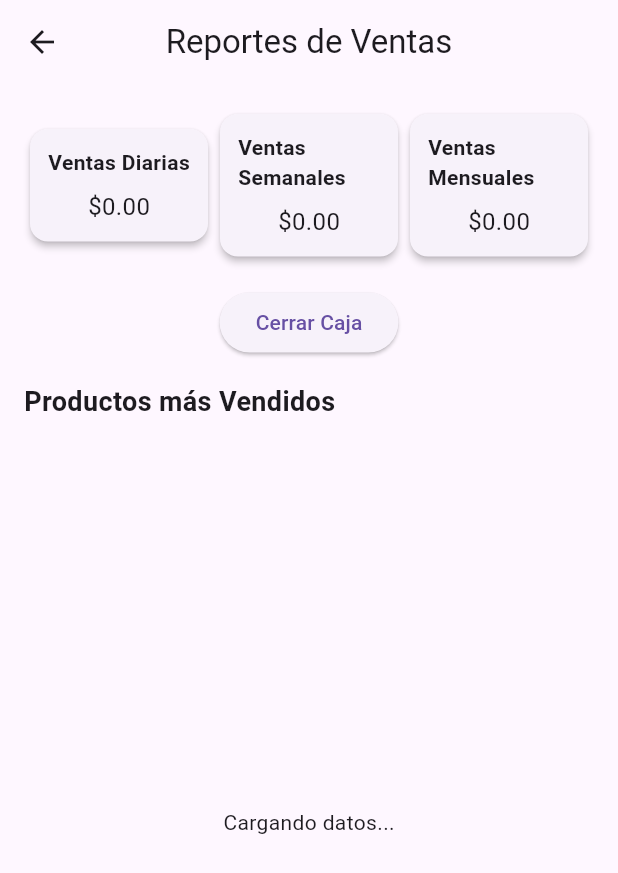
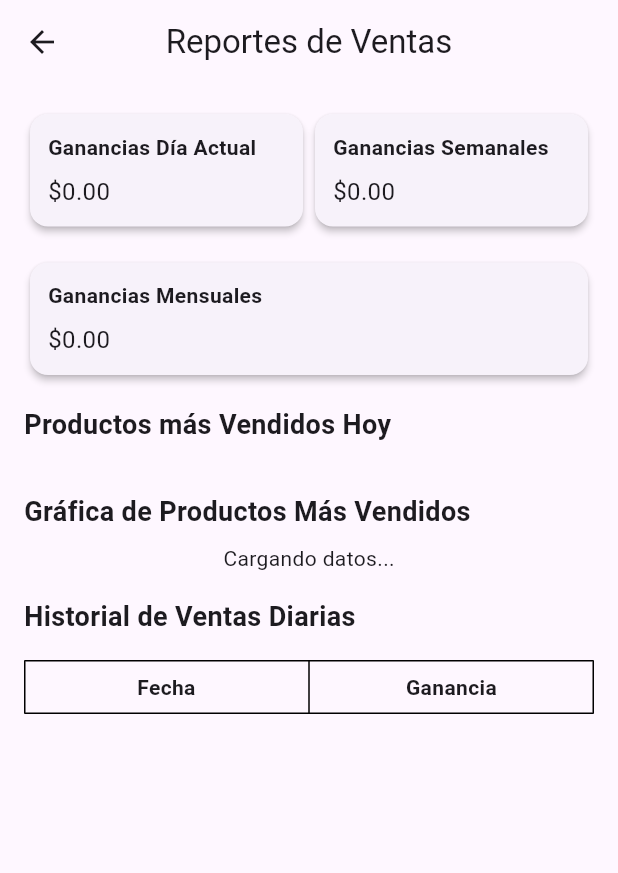
Before and after one commit to JorgeGarciaHernande/Poller-a, a Flutter app: the screen it shows after launch, after a tap on "Reportes", on a phone screen of 412 x 824 dp. Shown: the top 873 px of the screen. Run offline on Flutter 3.47's test engine with Material 3 defaults, Android fonts, the phone set to English and light mode, and no system bars; our stand-ins replace cloud_firestore, firebase_core, fl_chart, qr_flutter, shared_preferences; accounts and stored records are empty.

Commit message:
REPORTES MEJORADO PERO NO TERMINADO solo falta la tabla que registre las ventas diarias

```diff
--- a/lib/Controladores/Reportes.dart
+++ b/lib/Controladores/Reportes.dart
@@ -2,114 +2,184 @@ import 'package:cloud_firestore/cloud_firestore.dart';
 
 class ReporteController {
   final CollectionReference ventas = FirebaseFirestore.instance.collection('ventas');
+  final CollectionReference ventasDiarias = FirebaseFirestore.instance.collection('ventas_diarias');
 
-  /// Obtener total de ventas diarias
-  Future<double> obtenerTotalVentasDiarias() async {
+  /// Verificar o crear la colección `ventas_diarias` si no existe
+  Future<void> verificarOCrearVentasDiarias() async {
     try {
+      QuerySnapshot snapshot = await ventasDiarias.get();
+      if (snapshot.docs.isEmpty) {
+        print("La colección `ventas_diarias` está vacía. Inicializando...");
+        await ventasDiarias.doc('ejemplo').set({
+          'fecha': DateTime.now().toIso8601String(),
+          'ganancia_total': 0.0,
+          'productos': {},
+        });
+        print("Colección `ventas_diarias` inicializada.");
+      } else {
+        print("La colección `ventas_diarias` ya existe.");
+      }
+    } catch (e) {
+      print("Error al verificar o crear la colección `ventas_diarias`: $e");
+    }
+  }
+
+  /// Registrar las ventas del día en la colección `ventas_diarias`
+  Future<void> registrarVentasDelDia() async {
+    try {
+      // Fecha actual
       DateTime now = DateTime.now();
       DateTime inicioDelDia = DateTime(now.year, now.month, now.day);
+
+      // Obtener las ventas del día actual
       QuerySnapshot snapshot = await ventas
           .where('fecha', isGreaterThanOrEqualTo: inicioDelDia)
           .get();
 
-      double totalVentas = snapshot.docs.fold(0.0, (sum, doc) {
+      double totalGanancias = 0.0;
+      Map<String, int> productosVendidos = {};
+
+      for (var doc in snapshot.docs) {
+        final data = doc.data() as Map<String, dynamic>;
+        totalGanancias += (data['total'] as double? ?? 0.0);
+
+        final carrito = data['carrito'] as List<dynamic>? ?? [];
+        for (var item in carrito) {
+          final nombreProducto = item['nombreProducto'] as String? ?? 'Desconocido';
+          final cantidad = item['cantidad'] as int? ?? 0;
+
+          productosVendidos[nombreProducto] =
+              (productosVendidos[nombreProducto] ?? 0) + cantidad;
+        }
+      }
+
+      // Registrar en `ventas_diarias`
+      String fechaHoy = "${inicioDelDia.year}-${inicioDelDia.month.toString().padLeft(2, '0')}-${inicioDelDia.day.toString().padLeft(2, '0')}";
+      await ventasDiarias.doc(fechaHoy).set({
+        'fecha': fechaHoy,
+        'ganancia_total': totalGanancias,
+        'productos': productosVendidos,
+      });
+
+      print("Ventas del día registradas correctamente.");
+    } catch (e) {
+      print("Error al registrar ventas del día: $e");
+    }
+  }
+
+  /// Obtener ganancias del día actual
+  Future<double> obtenerGananciasDiaActual() async {
+    try {
+      DateTime now = DateTime.now();
+      DateTime inicioDelDia = DateTime(now.year, now.month, now.day);
+
+      QuerySnapshot snapshot = await ventas
+          .where('fecha', isGreaterThanOrEqualTo: inicioDelDia)
+          .get();
+
+      double totalGanancias = snapshot.docs.fold(0.0, (sum, doc) {
         final data = doc.data() as Map<String, dynamic>;
         return sum + (data['total'] as double? ?? 0.0);
       });
 
-      return totalVentas;
+      return totalGanancias;
     } catch (e) {
-      print("Error al obtener total de ventas diarias: $e");
+      print("Error al obtener ganancias del día actual: $e");
       return 0.0;
     }
   }
 
-  /// Obtener total de ventas semanales
-  Future<double> obtenerTotalVentasSemanales() async {
+  /// Obtener ganancias semanales (desde el lunes)
+  Future<double> obtenerGananciasSemanales() async {
     try {
       DateTime now = DateTime.now();
       DateTime inicioDeSemana = now.subtract(Duration(days: now.weekday - 1));
+      DateTime inicioDia = DateTime(inicioDeSemana.year, inicioDeSemana.month, inicioDeSemana.day);
+
       QuerySnapshot snapshot = await ventas
-          .where('fecha', isGreaterThanOrEqualTo: inicioDeSemana)
+          .where('fecha', isGreaterThanOrEqualTo: inicioDia)
           .get();
 
-      double totalVentas = snapshot.docs.fold(0.0, (sum, doc) {
+      double totalGanancias = snapshot.docs.fold(0.0, (sum, doc) {
         final data = doc.data() as Map<String, dynamic>;
         return sum + (data['total'] as double? ?? 0.0);
       });
 
-      return totalVentas;
+      return totalGanancias;
     } catch (e) {
-      print("Error al obtener total de ventas semanales: $e");
+      print("Error al obtener ganancias semanales: $e");
       return 0.0;
     }
   }
 
-  /// Obtener total de ventas mensuales
-  Future<double> obtenerTotalVentasMensuales() async {
+  /// Obtener ganancias mensuales
+  Future<double> obtenerGananciasMensuales() async {
     try {
       DateTime now = DateTime.now();
       DateTime inicioDelMes = DateTime(now.year, now.month, 1);
+
       QuerySnapshot snapshot = await ventas
           .where('fecha', isGreaterThanOrEqualTo: inicioDelMes)
           .get();
 
-      double totalVentas = snapshot.docs.fold(0.0, (sum, doc) {
+      double totalGanancias = snapshot.docs.fold(0.0, (sum, doc) {
         final data = doc.data() as Map<String, dynamic>;
         return sum + (data['total'] as double? ?? 0.0);
       });
 
-      return totalVentas;
+      return totalGanancias;
     } catch (e) {
-      print("Error al obtener total de ventas mensuales: $e");
+      print("Error al obtener ganancias mensuales: $e");
       return 0.0;
     }
   }
 
-  /// Obtener datos para la gráfica
-  Future<List<Map<String, dynamic>>> obtenerDatosParaGrafica() async {
+  /// Obtener ventas por día desde `ventas_diarias`
+  Future<List<Map<String, dynamic>>> obtenerVentasPorDia() async {
     try {
-      QuerySnapshot snapshot = await ventas.get();
+      QuerySnapshot snapshot = await ventasDiarias.orderBy('fecha').get();
 
-      // Mapear productos y sus cantidades
-      Map<String, int> conteoProductos = {};
-
-      for (var doc in snapshot.docs) {
+      return snapshot.docs.map((doc) {
         final data = doc.data() as Map<String, dynamic>;
-        final carrito = data['carrito'] as List<dynamic>;
-
-        for (var producto in carrito) {
-          final nombreProducto = producto['nombreProducto'] as String? ?? 'Desconocido';
-          final cantidad = producto['cantidad'] as int? ?? 0;
-
-          if (conteoProductos.containsKey(nombreProducto)) {
-            conteoProductos[nombreProducto] = conteoProductos[nombreProducto]! + cantidad;
-          } else {
-            conteoProductos[nombreProducto] = cantidad;
-          }
-        }
-      }
-
-      return conteoProductos.entries
-          .map((entry) => {
-                'producto': entry.key,
-                'cantidad': entry.value,
-              })
-          .toList();
+        return {
+          'fecha': data['fecha'] as String,
+          'ganancia': data['ganancia_total'] as double? ?? 0.0,
+        };
+      }).toList();
     } catch (e) {
-      print("Error al obtener datos para la gráfica: $e");
+      print("Error al obtener ventas por día: $e");
       return [];
     }
   }
 
-  /// Cerrar caja y obtener el total del día
-  Future<void> cerrarCaja() async {
+  /// Obtener productos más vendidos del día actual
+  Future<Map<String, int>> obtenerProductosDelDiaActual() async {
     try {
-      double total = await obtenerTotalVentasDiarias();
-      print("Caja cerrada. Total del día: \$${total.toStringAsFixed(2)}");
-      // Aquí podrías registrar el total en otra colección si lo necesitas
+      DateTime now = DateTime.now();
+      DateTime inicioDelDia = DateTime(now.year, now.month, now.day);
+
+      QuerySnapshot snapshot = await ventas
+          .where('fecha', isGreaterThanOrEqualTo: inicioDelDia)
+          .get();
+
+      Map<String, int> productos = {};
+
+      for (var doc in snapshot.docs) {
+        final data = doc.data() as Map<String, dynamic>;
+        final carrito = data['carrito'] as List<dynamic>? ?? [];
+
+        for (var item in carrito) {
+          final nombreProducto = item['nombreProducto'] as String? ?? 'Desconocido';
+          final cantidad = item['cantidad'] as int? ?? 0;
+
+          productos[nombreProducto] = (productos[nombreProducto] ?? 0) + cantidad;
+        }
+      }
+
+      return productos;
     } catch (e) {
-      print("Error al cerrar caja: $e");
+      print("Error al obtener productos del día actual: $e");
+      return {};
     }
   }
 }
--- a/lib/Vistas/Reportesvista.dart
+++ b/lib/Vistas/Reportesvista.dart
@@ -12,10 +12,11 @@ class ReportePage extends StatefulWidget {
 class _ReportePageState extends State<ReportePage> {
   final ReporteController _reporteController = ReporteController();
 
-  double _ventasDiarias = 0.0;
-  double _ventasSemanales = 0.0;
-  double _ventasMensuales = 0.0;
-  List<Map<String, dynamic>> _datosGrafica = [];
+  double _gananciasDiaActual = 0.0;
+  double _gananciasSemanales = 0.0;
+  double _gananciasMensuales = 0.0;
+  Map<String, int> _productosVendidos = {};
+  List<Map<String, dynamic>> _ventasDiarias = [];
 
   @override
   void initState() {
@@ -24,16 +25,18 @@ class _ReportePageState extends State<ReportePage> {
   }
 
   Future<void> _cargarDatos() async {
-    double diarias = await _reporteController.obtenerTotalVentasDiarias();
-    double semanales = await _reporteController.obtenerTotalVentasSemanales();
-    double mensuales = await _reporteController.obtenerTotalVentasMensuales();
-    List<Map<String, dynamic>> datosGrafica = await _reporteController.obtenerDatosParaGrafica();
+    double diaActual = await _reporteController.obtenerGananciasDiaActual();
+    double semanales = await _reporteController.obtenerGananciasSemanales();
+    double mensuales = await _reporteController.obtenerGananciasMensuales();
+    Map<String, int> productos = await _reporteController.obtenerProductosDelDiaActual();
+    List<Map<String, dynamic>> ventasDiarias = await _reporteController.obtenerVentasPorDia();
 
     setState(() {
-      _ventasDiarias = diarias;
-      _ventasSemanales = semanales;
-      _ventasMensuales = mensuales;
-      _datosGrafica = datosGrafica;
+      _gananciasDiaActual = diaActual;
+      _gananciasSemanales = semanales;
+      _gananciasMensuales = mensuales;
+      _productosVendidos = productos;
+      _ventasDiarias = ventasDiarias;
     });
   }
 
@@ -44,76 +47,87 @@ class _ReportePageState extends State<ReportePage> {
         title: const Text("Reportes de Ventas"),
         centerTitle: true,
       ),
-      body: Padding(
+      body: SingleChildScrollView(
+        child: Padding(
           padding: const EdgeInsets.all(16.0),
           child: Column(
             crossAxisAlignment: CrossAxisAlignment.start,
             children: [
-            // Tarjetas de Ventas
+              // Tarjetas de ganancias
               Row(
                 mainAxisAlignment: MainAxisAlignment.spaceBetween,
                 children: [
-                _buildCard("Ventas Diarias", _ventasDiarias),
-                _buildCard("Ventas Semanales", _ventasSemanales),
-                _buildCard("Ventas Mensuales", _ventasMensuales),
+                  _buildCard("Ganancias Día Actual", _gananciasDiaActual),
+                  _buildCard("Ganancias Semanales", _gananciasSemanales),
+                ],
+              ),
+              const SizedBox(height: 16),
+              Row(
+                children: [
+                  _buildCard("Ganancias Mensuales", _gananciasMensuales),
                 ],
               ),
               const SizedBox(height: 16),
 
-            // Botón de Cerrar Caja
-            Center(
-              child: ElevatedButton(
-                onPressed: () async {
-                  await _reporteController.cerrarCaja();
-                  ScaffoldMessenger.of(context).showSnackBar(
-                    const SnackBar(content: Text("Caja cerrada exitosamente.")),
-                  );
-                  _cargarDatos(); // Recargar datos después de cerrar caja
-                },
-                child: const Text("Cerrar Caja"),
+              // Lista de productos vendidos
+              const Text(
+                "Productos más Vendidos Hoy",
+                style: TextStyle(fontSize: 18, fontWeight: FontWeight.bold),
               ),
+              const SizedBox(height: 16),
+              ListView(
+                shrinkWrap: true,
+                physics: const NeverScrollableScrollPhysics(),
+                children: _productosVendidos.entries
+                    .map((entry) => ListTile(
+                          title: Text(entry.key),
+                          trailing: Text("${entry.value} unidades"),
+                        ))
+                    .toList(),
               ),
               const SizedBox(height: 16),
 
-            // Gráfica de Productos más Vendidos
+              // Gráfica de productos más vendidos
               const Text(
-              "Productos más Vendidos",
+                "Gráfica de Productos Más Vendidos",
                 style: TextStyle(fontSize: 18, fontWeight: FontWeight.bold),
               ),
               const SizedBox(height: 8),
-            Expanded(
-              child: _datosGrafica.isEmpty
+              _productosVendidos.isEmpty
                   ? const Center(child: Text("Cargando datos..."))
-                  : BarChart(
+                  : SizedBox(
+                      height: 300,
+                      child: BarChart(
                         BarChartData(
-                        barGroups: _datosGrafica
-                            .asMap()
-                            .entries
-                            .map(
-                              (entry) => BarChartGroupData(
-                                x: entry.key,
+                          barGroups: _productosVendidos.entries
+                              .map((entry) => BarChartGroupData(
+                                    x: _productosVendidos.keys.toList().indexOf(entry.key),
                                     barRods: [
                                       BarChartRodData(
-                                    toY: entry.value['cantidad'].toDouble(),
+                                        toY: entry.value.toDouble(),
                                         width: 20,
-                                    color: _getBarColor(entry.key), // Colores dinámicos
+                                        color: _getBarColor(
+                                            _productosVendidos.keys.toList().indexOf(entry.key)),
                                       ),
                                     ],
-                              ),
-                            )
+                                  ))
                               .toList(),
                           titlesData: FlTitlesData(
                             leftTitles: AxisTitles(
-                            sideTitles: SideTitles(showTitles: false), // Ocultar números de la izquierda
+                              sideTitles: SideTitles(showTitles: false), // Sin números en el eje izquierdo
                             ),
                             bottomTitles: AxisTitles(
                               sideTitles: SideTitles(
                                 showTitles: true,
                                 getTitlesWidget: (value, meta) {
+                                  final index = value.toInt();
+                                  if (index < _productosVendidos.keys.length) {
                                     return Text(
-                                  _datosGrafica[value.toInt()]['producto'],
+                                      _productosVendidos.keys.elementAt(index),
                                       style: const TextStyle(fontSize: 10),
                                     );
+                                  }
+                                  return const Text('');
                                 },
                               ),
                             ),
@@ -129,13 +143,58 @@ class _ReportePageState extends State<ReportePage> {
                         ),
                       ),
                     ),
+              const SizedBox(height: 16),
+
+              // Tabla de ventas diarias
+              const Text(
+                "Historial de Ventas Diarias",
+                style: TextStyle(fontSize: 18, fontWeight: FontWeight.bold),
+              ),
+              const SizedBox(height: 16),
+              Table(
+                border: TableBorder.all(),
+                children: [
+                  const TableRow(
+                    children: [
+                      Padding(
+                        padding: EdgeInsets.all(8.0),
+                        child: Text(
+                          "Fecha",
+                          style: TextStyle(fontWeight: FontWeight.bold),
+                          textAlign: TextAlign.center,
+                        ),
+                      ),
+                      Padding(
+                        padding: EdgeInsets.all(8.0),
+                        child: Text(
+                          "Ganancia",
+                          style: TextStyle(fontWeight: FontWeight.bold),
+                          textAlign: TextAlign.center,
+                        ),
+                      ),
                     ],
+                  ),
+                  ..._ventasDiarias.map((venta) => TableRow(
+                        children: [
+                          Padding(
+                            padding: const EdgeInsets.all(8.0),
+                            child: Text(venta['fecha']),
+                          ),
+                          Padding(
+                            padding: const EdgeInsets.all(8.0),
+                            child: Text("\$${venta['ganancia'].toStringAsFixed(2)}"),
+                          ),
+                        ],
+                      )),
+                ],
+              ),
+            ],
+          ),
         ),
       ),
     );
   }
 
-  // Widget para una tarjeta de información
   Widget _buildCard(String titulo, double monto) {
     return Expanded(
       child: Card(
@@ -143,6 +202,7 @@ class _ReportePageState extends State<ReportePage> {
         child: Padding(
           padding: const EdgeInsets.all(12.0),
           child: Column(
+            crossAxisAlignment: CrossAxisAlignment.start,
             children: [
               Text(
                 titulo,
@@ -160,7 +220,6 @@ class _ReportePageState extends State<ReportePage> {
     );
   }
 
-  // Función para asignar colores dinámicos a las barras
   Color _getBarColor(int index) {
     final colors = [
       Colors.blue,
```
Lines whose indentation alone changed are shown as unchanged.
